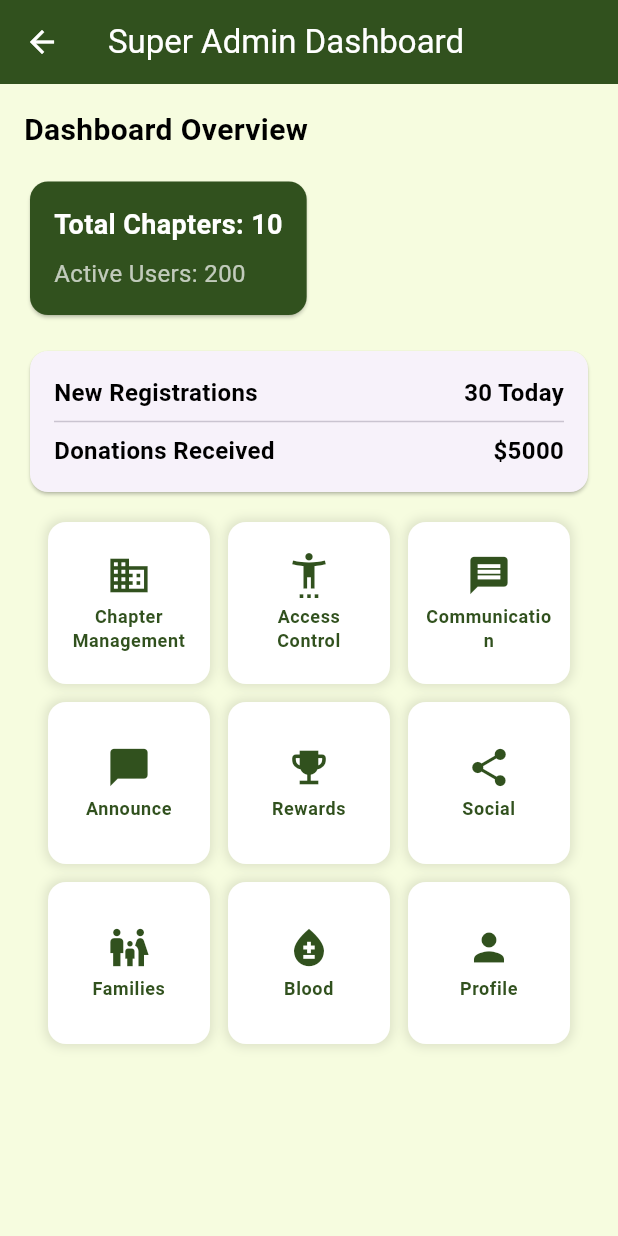
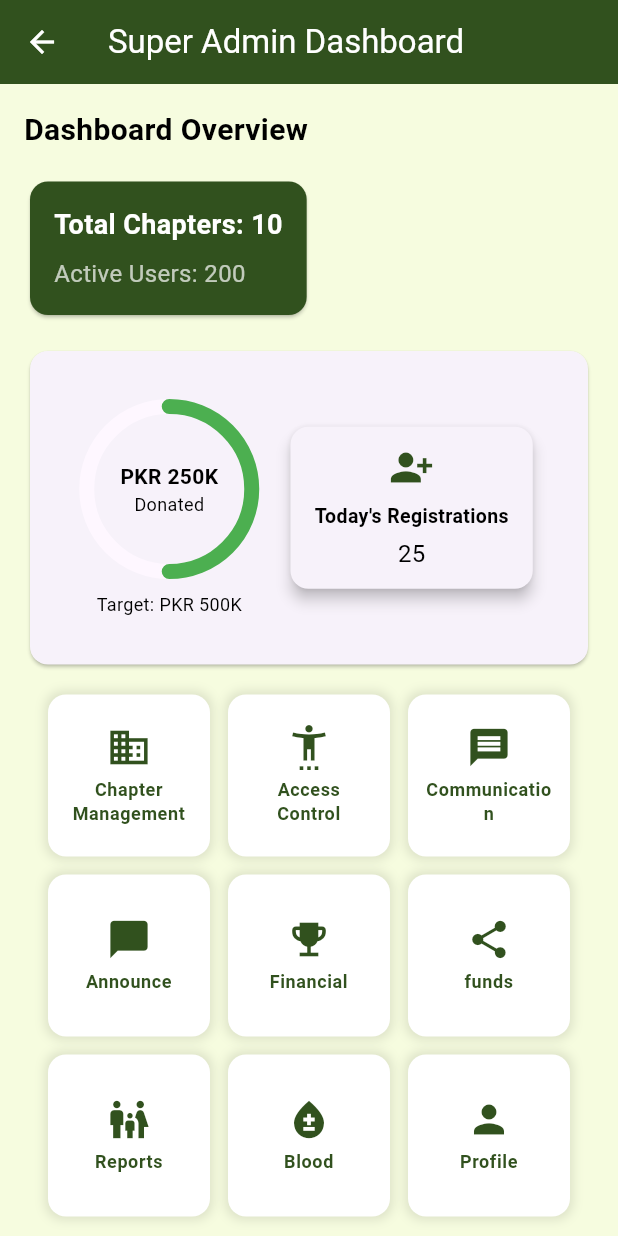
Before and after one commit to Muhammadsaqibsharif/kaar_e_kamal, a Flutter app: the DashboardScreen screen opened by its route, on a phone screen of 412 x 824 dp. Run offline on Flutter 3.47's test engine with Material 3 defaults, Android fonts, the phone set to English and light mode, and no system bars; drawn by our look-alikes of percent_indicator; our stand-ins replace carousel_slider, image_picker, share_plus, shared_preferences; accounts and stored records are empty.

Commit message:
Reports Screen SuperAdmin

```diff
--- a/lib/routes/route_names.dart
+++ b/lib/routes/route_names.dart
@@ -27,5 +27,7 @@ class RouteNames {
   static const String AccessControlScreen = '/AccessControlScreen';
   static const String CommunicationScreen = '/CommunicationScreen';
   static const String AnnouncementsScreen = '/AnnouncementsScreen';
+  static const String FinancialReportsScreen = '/FinancialReportsScreen';
+  static const String ReportsDashboardScreen = '/ReportsDashboardScreen';
 
 }
--- a/lib/screens/superAdmin/dashboard_screen.dart
+++ b/lib/screens/superAdmin/dashboard_screen.dart
@@ -12,7 +12,8 @@ class DashboardScreen extends StatelessWidget {
       appBar: AppBar(
         title: const Text('Super Admin Dashboard'),
       ),
-      body: Padding(
+      body: SingleChildScrollView(
+        child: Padding(
           padding: const EdgeInsets.all(16.0),
           child: Column(
             crossAxisAlignment: CrossAxisAlignment.start,
@@ -67,31 +68,37 @@ class DashboardScreen extends StatelessWidget {
                           context, RouteNames.AnnouncementsScreen);
                     }),
                     _buildFeatureTile(context,
-                      title: 'Rewards', icon: Icons.emoji_events, onTap: () {
-                    Navigator.pushNamed(context, RouteNames.GamificationScreen);
-                  }),
-                  _buildFeatureTile(context, title: 'Social', icon: Icons.share,
-                      onTap: () {
-                    Navigator.pushNamed(context, RouteNames.PostSharingScreen);
+                        title: 'Financial',
+                        icon: Icons.emoji_events, onTap: () {
+                      Navigator.pushNamed(
+                          context, RouteNames.FinancialReportsScreen);
                     }),
                     _buildFeatureTile(context,
-                      title: 'Families',
+                        title: 'funds', icon: Icons.share, onTap: () {
+                      Navigator.pushNamed(
+                          context, RouteNames.FinancialReportsScreen);
+                    }),
+                    _buildFeatureTile(context,
+                        title: 'Reports',
                         icon: Icons.family_restroom, onTap: () {
                       Navigator.pushNamed(
-                        context, RouteNames.FamilySubmissionForm);
+                          context, RouteNames.ReportsDashboardScreen);
                     }),
                     _buildFeatureTile(context,
                         title: 'Blood', icon: Icons.bloodtype, onTap: () {
-                    Navigator.pushNamed(context, RouteNames.BloodRequestScreen);
+                      Navigator.pushNamed(
+                          context, RouteNames.BloodRequestScreen);
                     }),
                     _buildFeatureTile(context,
                         title: 'Profile', icon: Icons.person, onTap: () {
-                    Navigator.pushNamed(context, RouteNames.UserProfileScreen);
+                      Navigator.pushNamed(
+                          context, RouteNames.UserProfileScreen);
                     }),
                   ],
                 ),
               ),
             ],
+          ),
         ),
       ),
     );
--- a/lib/widgets/superAdmin/dashboard/dashboard_summary_card.dart
+++ b/lib/widgets/superAdmin/dashboard/dashboard_summary_card.dart
@@ -1,4 +1,5 @@
 import 'package:flutter/material.dart';
+import 'package:percent_indicator/circular_percent_indicator.dart';
 
 class DashboardSummaryCard extends StatelessWidget {
   const DashboardSummaryCard({super.key});
--- a/lib/widgets/superAdmin/dashboard/overview_statistics.dart
+++ b/lib/widgets/superAdmin/dashboard/overview_statistics.dart
@@ -1,43 +1,107 @@
 import 'package:flutter/material.dart';
+import 'package:percent_indicator/circular_percent_indicator.dart';
 
 class OverviewStatistics extends StatelessWidget {
   const OverviewStatistics({super.key});
 
   @override
   Widget build(BuildContext context) {
+    // Get current theme data
+    final theme = Theme.of(context);
+
+    // Determine text color based on the theme brightness
+    final textColor =
+        theme.brightness == Brightness.dark ? Colors.white : Colors.black;
+
     return Card(
       shape: RoundedRectangleBorder(borderRadius: BorderRadius.circular(12)),
       child: Padding(
         padding: const EdgeInsets.all(16.0),
         child: Column(
           children: [
+            const SizedBox(height: 16),
             Row(
-              mainAxisAlignment: MainAxisAlignment.spaceBetween,
-              children: const [
+              mainAxisAlignment: MainAxisAlignment.spaceEvenly,
+              children: [
+                // Circular Progress for Donations
+                CircularPercentIndicator(
+                  radius: 60.0,
+                  lineWidth: 10.0,
+                  animation: true,
+                  percent: 0.5, // TODO: Replace with actual logic
+                  center: Column(
+                    mainAxisAlignment: MainAxisAlignment.center,
+                    children: [
                       Text(
-                  "New Registrations",
-                  style: TextStyle(fontSize: 16, fontWeight: FontWeight.bold),
+                        'PKR 250K',
+                        style: TextStyle(
+                          fontWeight: FontWeight.bold,
+                          fontSize: 14.0,
+                          color: textColor, // Set text color based on theme
+                        ),
                       ),
                       Text(
-                  "30 Today",
-                  style: TextStyle(fontSize: 16, fontWeight: FontWeight.bold),
+                        'Donated',
+                        style: TextStyle(
+                          fontSize: 12,
+                          color: textColor, // Set text color based on theme
+                        ),
                       ),
                     ],
                   ),
-            const Divider(),
-            Row(
-              mainAxisAlignment: MainAxisAlignment.spaceBetween,
-              children: const [
+                  footer: const Padding(
+                    padding: EdgeInsets.only(top: 8.0),
+                    child: Text(
+                      'Target: PKR 500K',
+                      style: TextStyle(fontSize: 12.0),
+                    ),
+                  ),
+                  circularStrokeCap: CircularStrokeCap.round,
+                  progressColor: Colors.green,
+                  backgroundColor: theme
+                      .cardColor, // Use theme background color for progress background
+                ),
+
+                // Card for Today’s Registrations
+                Card(
+                  elevation: 4,
+                  shape: RoundedRectangleBorder(
+                    borderRadius: BorderRadius.circular(12),
+                  ),
+                  child: Padding(
+                    padding: const EdgeInsets.symmetric(
+                        horizontal: 16, vertical: 12),
+                    child: Column(
+                      mainAxisSize: MainAxisSize.min,
+                      mainAxisAlignment: MainAxisAlignment.center,
+                      children: [
+                        Icon(Icons.person_add_alt_1,
+                            size: 30, color: theme.primaryColor),
+                        const SizedBox(height: 8),
                         Text(
-                  "Donations Received",
-                  style: TextStyle(fontSize: 16, fontWeight: FontWeight.bold),
+                          "Today's Registrations",
+                          textAlign: TextAlign.center,
+                          style: TextStyle(
+                              fontWeight: FontWeight.bold,
+                              fontSize: 13,
+                              color:
+                                  textColor), // Set text color based on theme
                         ),
+                        const SizedBox(height: 4),
                         Text(
-                  "\$5000",
-                  style: TextStyle(fontSize: 16, fontWeight: FontWeight.bold),
+                          '25', // Static data for today’s registrations
+                          style: TextStyle(
+                            fontSize: 16,
+                            color: textColor, // Set text color based on theme
+                          ),
                         ),
                       ],
                     ),
+                  ),
+                ),
+              ],
+            ),
+            const SizedBox(height: 16),
           ],
         ),
       ),
```
Also changed, not shown: lib/routes/app_routes.dart (+11 -8 lines), lib/screens/superAdmin/financial_oversight/financial_reports_screen.dart (added, +135 -0 lines), lib/screens/superAdmin/reporting_analytics/reports_dashboard_screen.dart (added, +230 -0 lines), pubspec.yaml (+6 -1 lines), pubspec.lock, 2 other files. Lines whose indentation alone changed are shown as unchanged.
